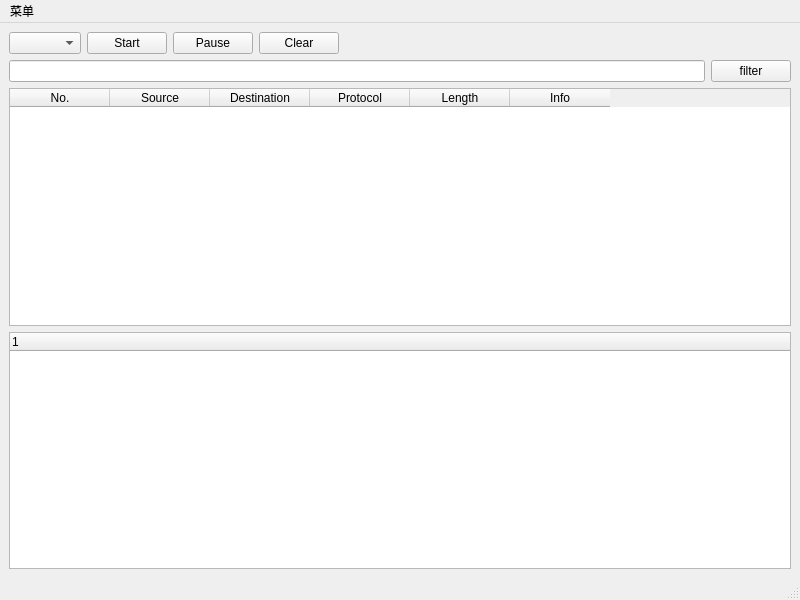
Before: the Qt Designer form mainwindow.ui in cyyzero/sniffer, drawn with Qt 5.
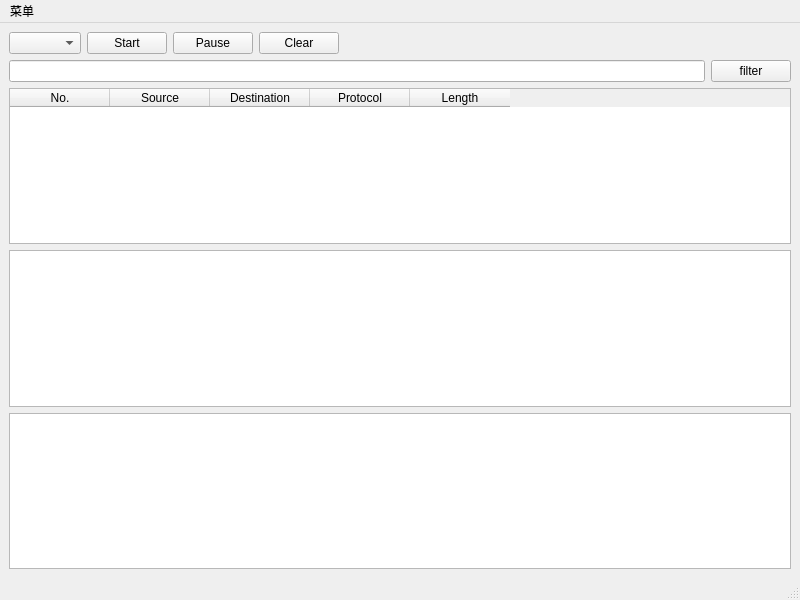
After: the same form once the commit is applied.

Patch:
```diff
--- a/mainwindow.ui
+++ b/mainwindow.ui
@@ -100,22 +100,29 @@
         <string>Length</string>
        </property>
       </column>
-      <column>
-       <property name="text">
-        <string>Info</string>
-       </property>
-      </column>
      </widget>
     </item>
     <item>
      <widget class="QTreeWidget" name="treeWidget">
+      <attribute name="headerVisible">
+       <bool>false</bool>
+      </attribute>
       <column>
        <property name="text">
-        <string notr="true">1</string>
+        <string/>
        </property>
       </column>
      </widget>
     </item>
+    <item>
+     <widget class="QListWidget" name="listWidget">
+      <property name="font">
+       <font>
+        <family>Consolas</family>
+       </font>
+      </property>
+     </widget>
+    </item>
    </layout>
   </widget>
   <widget class="QMenuBar" name="menubar">
```
Left out of the diff: 6 changed lines with no effect on the pictures.
